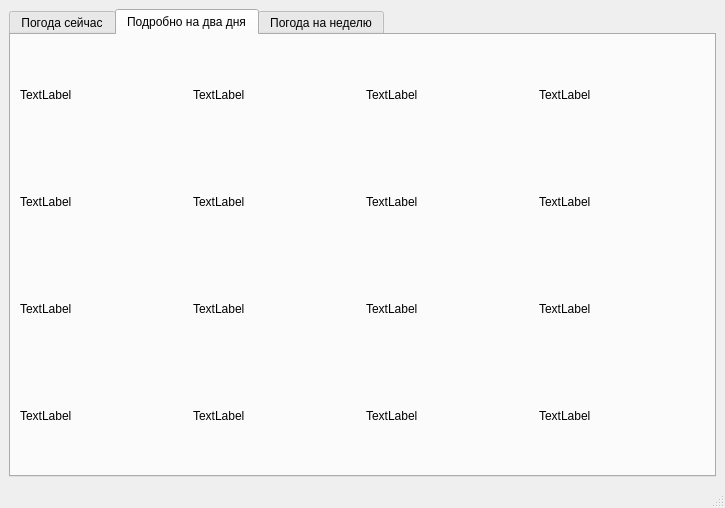
Before: the Qt Designer form form.ui in pAVlicSim/weather_PySide6, drawn with Qt 5.
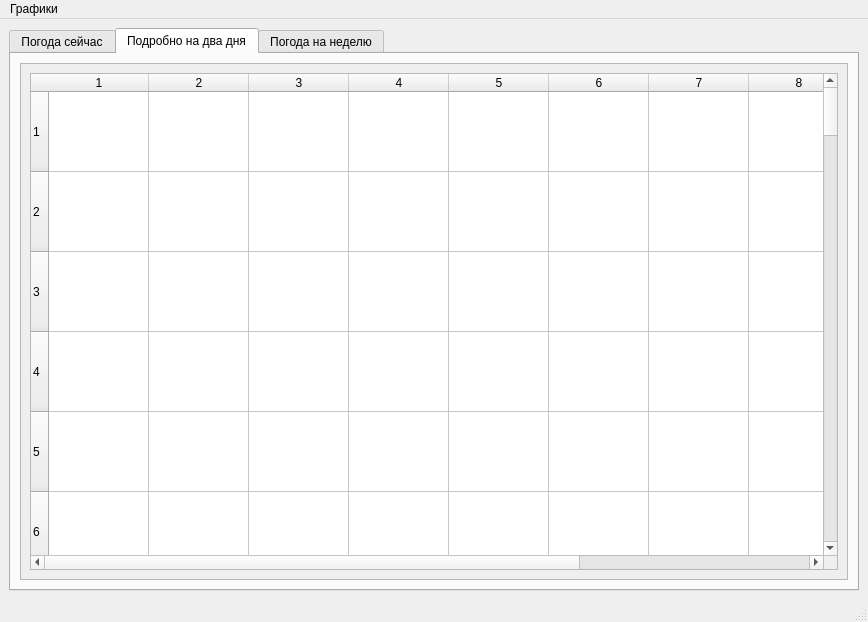
After: the same form once the commit is applied. The open tabs and pages were chosen to show the change.

Diff of the .ui file:
```diff
--- a/form.ui
+++ b/form.ui
@@ -6,8 +6,8 @@
    <rect>
     <x>0</x>
     <y>0</y>
-    <width>725</width>
-    <height>508</height>
+    <width>868</width>
+    <height>622</height>
    </rect>
   </property>
   <property name="windowTitle">
@@ -63,126 +63,129 @@
        </attribute>
        <layout class="QHBoxLayout" name="horizontalLayout_3">
         <item>
-         <layout class="QHBoxLayout" name="horizontalLayout_4">
+         <layout class="QVBoxLayout" name="verticalLayout_2">
           <item>
-           <layout class="QGridLayout" name="gridLayout_2">
-            <item row="1" column="0">
-             <widget class="QLabel" name="label_12">
-              <property name="text">
-               <string>TextLabel</string>
-              </property>
-             </widget>
-            </item>
-            <item row="3" column="0">
-             <widget class="QLabel" name="label_10">
-              <property name="text">
-               <string>TextLabel</string>
-              </property>
-             </widget>
-            </item>
-            <item row="0" column="0">
-             <widget class="QLabel" name="label_9">
-              <property name="text">
-               <string>TextLabel</string>
-              </property>
-             </widget>
-            </item>
-            <item row="2" column="0">
-             <widget class="QLabel" name="label_11">
-              <property name="text">
-               <string>TextLabel</string>
-              </property>
-             </widget>
-            </item>
-            <item row="0" column="1">
-             <widget class="QLabel" name="label_13">
-              <property name="text">
-               <string>TextLabel</string>
-              </property>
-             </widget>
-            </item>
-            <item row="1" column="1">
-             <widget class="QLabel" name="label_14">
-              <property name="text">
-               <string>TextLabel</string>
-              </property>
-             </widget>
-            </item>
-            <item row="2" column="1">
-             <widget class="QLabel" name="label_15">
-              <property name="text">
-               <string>TextLabel</string>
-              </property>
-             </widget>
-            </item>
-            <item row="3" column="1">
-             <widget class="QLabel" name="label_16">
-              <property name="text">
-               <string>TextLabel</string>
-              </property>
-             </widget>
-            </item>
-           </layout>
-          </item>
-          <item>
-           <layout class="QGridLayout" name="gridLayout_3">
-            <item row="0" column="1">
-             <widget class="QLabel" name="label_18">
-              <property name="text">
-               <string>TextLabel</string>
-              </property>
-             </widget>
-            </item>
-            <item row="0" column="0">
-             <widget class="QLabel" name="label_17">
-              <property name="text">
-               <string>TextLabel</string>
-              </property>
-             </widget>
-            </item>
-            <item row="2" column="0">
-             <widget class="QLabel" name="label_20">
-              <property name="text">
-               <string>TextLabel</string>
-              </property>
-             </widget>
-            </item>
-            <item row="1" column="0">
-             <widget class="QLabel" name="label_19">
-              <property name="text">
-               <string>TextLabel</string>
-              </property>
-             </widget>
-            </item>
-            <item row="3" column="0">
-             <widget class="QLabel" name="label_21">
-              <property name="text">
-               <string>TextLabel</string>
-              </property>
-             </widget>
-            </item>
-            <item row="1" column="1">
-             <widget class="QLabel" name="label_22">
-              <property name="text">
-               <string>TextLabel</string>
-              </property>
-             </widget>
-            </item>
-            <item row="2" column="1">
-             <widget class="QLabel" name="label_23">
-              <property name="text">
-               <string>TextLabel</string>
-              </property>
-             </widget>
-            </item>
-            <item row="3" column="1">
-             <widget class="QLabel" name="label_24">
-              <property name="text">
-               <string>TextLabel</string>
-              </property>
-             </widget>
-            </item>
-           </layout>
+           <widget class="QScrollArea" name="scrollArea">
+            <property name="widgetResizable">
+             <bool>true</bool>
+            </property>
+            <widget class="QWidget" name="scrollAreaWidgetContents">
+             <property name="geometry">
+              <rect>
+               <x>0</x>
+               <y>0</y>
+               <width>824</width>
+               <height>480</height>
+              </rect>
+             </property>
+             <layout class="QHBoxLayout" name="horizontalLayout_4">
+              <item>
+               <widget class="QTableWidget" name="tableWidget_hourly">
+                <property name="sizePolicy">
+                 <sizepolicy hsizetype="Expanding" vsizetype="Expanding">
+                  <horstretch>1</horstretch>
+                  <verstretch>1</verstretch>
+                 </sizepolicy>
+                </property>
+                <property name="sizeAdjustPolicy">
+                 <enum>QAbstractScrollArea::AdjustToContents</enum>
+                </property>
+                <property name="textElideMode">
+                 <enum>Qt::ElideNone</enum>
+                </property>
+                <property name="rowCount">
+                 <number>48</number>
+                </property>
+                <property name="columnCount">
+                 <number>10</number>
+                </property>
+                <attribute name="horizontalHeaderCascadingSectionResizes">
+                 <bool>true</bool>
+                </attribute>
+                <attribute name="horizontalHeaderHighlightSections">
+                 <bool>false</bool>
+                </attribute>
+                <attribute name="verticalHeaderCascadingSectionResizes">
+                 <bool>true</bool>
+                </attribute>
+                <attribute name="verticalHeaderMinimumSectionSize">
+                 <number>80</number>
+                </attribute>
+                <attribute name="verticalHeaderDefaultSectionSize">
+                 <number>80</number>
+                </attribute>
+                <attribute name="verticalHeaderHighlightSections">
+                 <bool>false</bool>
+                </attribute>
+                <attribute name="verticalHeaderShowSortIndicator" stdset="0">
+                 <bool>false</bool>
+                </attribute>
+                <attribute name="verticalHeaderStretchLastSection">
+                 <bool>false</bool>
+                </attribute>
+                <row/>
+                <row/>
+                <row/>
+                <row/>
+                <row/>
+                <row/>
+                <row/>
+                <row/>
+                <row/>
+                <row/>
+                <row/>
+                <row/>
+                <row/>
+                <row/>
+                <row/>
+                <row/>
+                <row/>
+                <row/>
+                <row/>
+                <row/>
+                <row/>
+                <row/>
+                <row/>
+                <row/>
+                <row/>
+                <row/>
+                <row/>
+                <row/>
+                <row/>
+                <row/>
+                <row/>
+                <row/>
+                <row/>
+                <row/>
+                <row/>
+                <row/>
+                <row/>
+                <row/>
+                <row/>
+                <row/>
+                <row/>
+                <row/>
+                <row/>
+                <row/>
+                <row/>
+                <row/>
+                <row/>
+                <row/>
+                <column/>
+                <column/>
+                <column/>
+                <column/>
+                <column/>
+                <column/>
+                <column/>
+                <column/>
+                <column/>
+                <column/>
+               </widget>
+              </item>
+             </layout>
+            </widget>
+           </widget>
           </item>
          </layout>
         </item>
@@ -346,10 +349,20 @@
     <rect>
      <x>0</x>
      <y>0</y>
-     <width>725</width>
-     <height>41</height>
+     <width>868</width>
+     <height>31</height>
     </rect>
    </property>
+   <widget class="QMenu" name="menu">
+    <property name="title">
+     <string>Графики</string>
+    </property>
+    <addaction name="action_temp"/>
+    <addaction name="action_press"/>
+    <addaction name="action_uvi"/>
+    <addaction name="action_wind"/>
+   </widget>
+   <addaction name="menu"/>
   </widget>
   <widget class="QStatusBar" name="statusbar"/>
  </widget>
```
Left out of the diff: 46 changed lines with no effect on the pictures.
